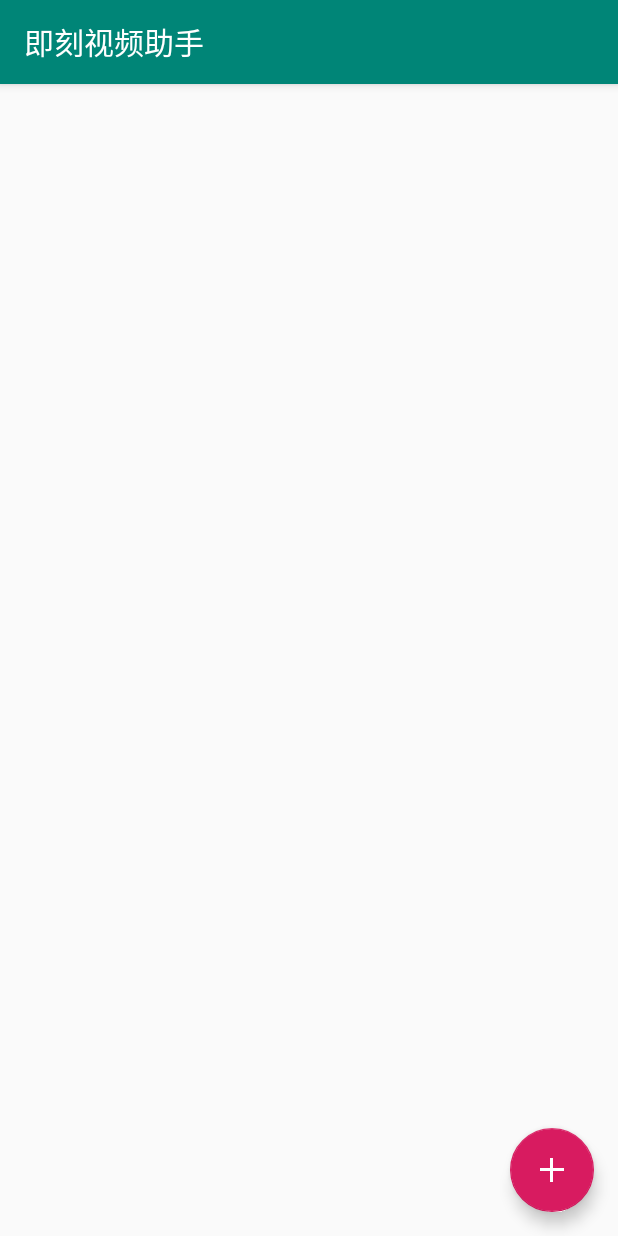
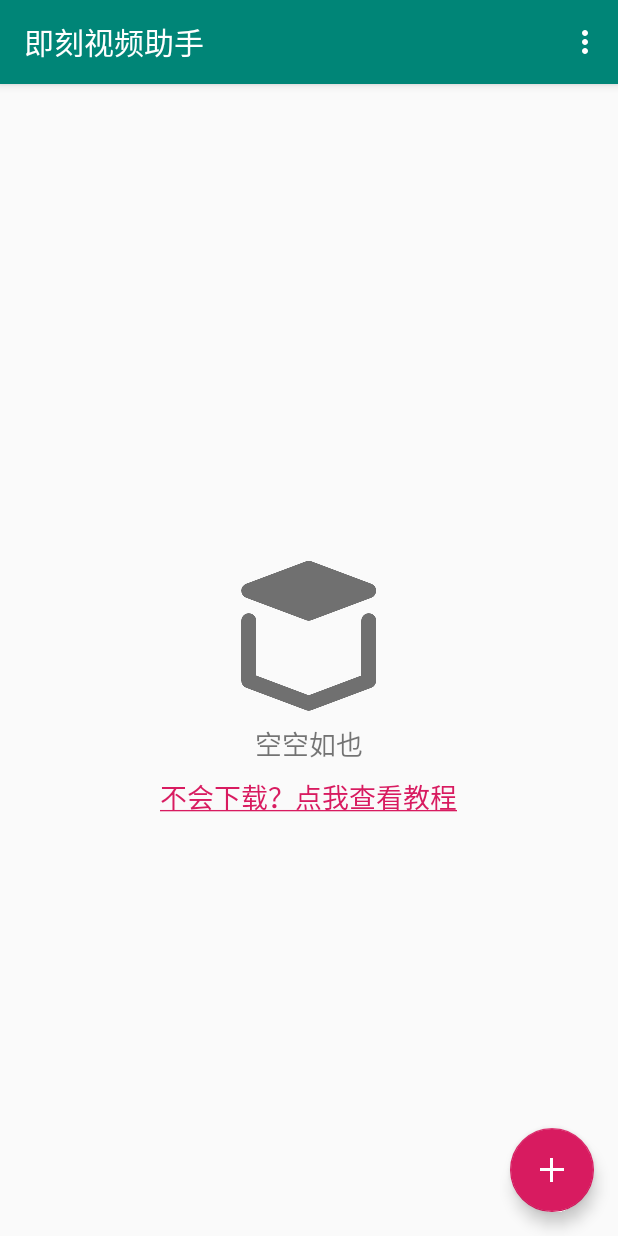
Before and after one commit to Zeahow/JikeVideoDownloader, an Android app: the screen it shows after launch (MainActivity), on a phone screen of 412 x 824 dp. Run offline under Robolectric (Android 15) with nearby library versions, the phone set to English and light mode, and no system bars.

Commit message:
增加使用教程

```diff
--- a/app/src/main/java/com/zehhow/jikevideodownloader/recyclerView/TaskAdapter.java
+++ b/app/src/main/java/com/zehhow/jikevideodownloader/recyclerView/TaskAdapter.java
@@ -25,9 +25,14 @@ import com.zehhow.jikevideodownloader.download.TaskStatus;
 import java.io.File;
 import java.util.Vector;
 
-public class TaskAdapter extends RecyclerView.Adapter<TaskAdapter.TaskViewHolder> {
+public class TaskAdapter extends RecyclerView.Adapter<RecyclerView.ViewHolder> {
     private Context context;
     private Vector<TaskBean> taskList;          // 下载任务列表
+    /**
+     * viewType--分别为item以及空view
+     */
+    private static final int VIEW_TYPE_ITEM = 0;
+    private static final int VIEW_TYPE_EMPTY = 1;
 
     private int position;
 
@@ -167,15 +172,6 @@ public class TaskAdapter extends RecyclerView.Adapter<TaskAdapter.TaskViewHolder
         downloadTask.executeOnExecutor(AsyncTask.THREAD_POOL_EXECUTOR, task);
     }
 
-    @NonNull
-    @Override
-    public TaskViewHolder onCreateViewHolder(@NonNull final ViewGroup viewGroup, int i) {
-        View view = LayoutInflater.from(viewGroup.getContext())
-                .inflate(R.layout.task_item_layout, viewGroup, false);
-
-        return new TaskViewHolder(view);
-    }
-
     /**
      * 根据传入的ViewHolder获取对应的TaskBean
      * @param viewHolder 传入的ViewHolder
@@ -186,8 +182,49 @@ public class TaskAdapter extends RecyclerView.Adapter<TaskAdapter.TaskViewHolder
         return taskList.get(position);
     }
 
+    /***
+     * 获取ItemView的视图类型
+     * @return 视图类型
+     */
     @Override
-    public void onBindViewHolder(@NonNull final TaskViewHolder viewHolder, int i) {
+    public int getItemViewType(int position) {
+        if(taskList.size() == 0) return VIEW_TYPE_EMPTY;
+        else return VIEW_TYPE_ITEM;
+    }
+
+    /**
+     * 根据不同的ViewType返回不同的ViewHolder
+     * @param viewType 视图类型
+     * @return 相应的ViewHolder
+     */
+    @NonNull
+    @Override
+    public RecyclerView.ViewHolder onCreateViewHolder(@NonNull final ViewGroup parent, int viewType) {
+        final Context context = parent.getContext();
+
+        if(viewType == VIEW_TYPE_EMPTY) {   // 空视图
+            View view = LayoutInflater.from(context).inflate(R.layout.task_item_empty_layout, parent, false);
+            // 设置单击事件
+            view.findViewById(R.id.click_me_to_show_tutorial).setOnClickListener(new View.OnClickListener() {
+                @Override
+                public void onClick(View v) {
+                    Intent intent = new Intent(Intent.ACTION_VIEW);
+                    intent.setData(Uri.parse(context.getString(R.string.tutorial_url)));
+                    context.startActivity(intent);
+                }
+            });
+            return new RecyclerView.ViewHolder(view){};
+        }
+
+        View view = LayoutInflater.from(context) .inflate(R.layout.task_item_layout, parent, false);
+        return new TaskViewHolder(view);
+    }
+
+    @Override
+    public void onBindViewHolder(@NonNull RecyclerView.ViewHolder holder, int i) {
+        if(!(holder instanceof TaskViewHolder)) return;     // 非任务项视图不进行处理
+
+        final TaskViewHolder viewHolder = (TaskViewHolder)holder;
         TaskBean task = taskList.get(i);
         viewHolder.txtName.setText(task.name);
         viewHolder.progressBar.setProgress(task.progress);
@@ -226,13 +263,20 @@ public class TaskAdapter extends RecyclerView.Adapter<TaskAdapter.TaskViewHolder
     }
 
     @Override
-    public void onViewRecycled(@NonNull TaskViewHolder viewHolder) {
-        // 取消长按事件
-        viewHolder.view.setOnLongClickListener(null);
+    public void onViewRecycled(@NonNull RecyclerView.ViewHolder holder) {
+        if(!(holder instanceof TaskViewHolder)) return;     // 非任务项视图不进行处理
+
+        TaskViewHolder viewHolder = (TaskViewHolder)holder;
+        viewHolder.view.setOnLongClickListener(null);       // 取消长按事件
     }
 
     @Override
     public int getItemCount() {
+        // 如果taskList.size()为0的话，只引入一个布局，就是emptyView
+        // 那么，这个recyclerView的itemCount为1
+        if (taskList.size() == 0) {
+            return 1;
+        }
         return taskList.size();
     }
 }
--- /dev/null
+++ b/app/src/main/res/layout/task_item_empty_layout.xml
@@ -0,0 +1,32 @@
+<?xml version="1.0" encoding="utf-8"?>
+
+    <LinearLayout xmlns:android="http://schemas.android.com/apk/res/android"
+        android:layout_width="match_parent"
+        android:layout_height="match_parent"
+        android:gravity="center"
+        android:orientation="vertical">
+
+        <ImageView
+            android:layout_width="wrap_content"
+            android:layout_height="wrap_content"
+            android:src="@drawable/empty_view"
+            android:layout_gravity="center"
+            android:contentDescription="@string/empty_view_tip" />
+
+        <TextView
+            android:layout_width="wrap_content"
+            android:layout_height="wrap_content"
+            android:text="@string/empty_view_tip"
+            android:layout_gravity="center"
+            android:textSize="18sp"
+            android:layout_margin="8sp"/>
+
+        <TextView
+            android:id="@+id/click_me_to_show_tutorial"
+            android:layout_width="wrap_content"
+            android:layout_height="wrap_content"
+            android:text="@string/click_me_to_show_tutorial"
+            android:layout_gravity="center"
+            android:textColor="@color/colorAccent"
+            android:textSize="18sp" />
+    </LinearLayout>
--- /dev/null
+++ b/app/src/main/res/menu/toolbar_menu.xml
@@ -0,0 +1,11 @@
+<?xml version="1.0" encoding="utf-8"?>
+<menu xmlns:android="http://schemas.android.com/apk/res/android">
+    <item android:id="@+id/tutorial"
+        android:title="@string/tutorial" />
+    <item android:id="@+id/feedback"
+        android:title="@string/feedback" />
+    <item android:id="@+id/donate"
+        android:title="@string/donate" />
+    <item android:id="@+id/about"
+        android:title="@string/about" />
+</menu>
--- a/app/src/main/res/values/strings.xml
+++ b/app/src/main/res/values/strings.xml
@@ -9,4 +9,13 @@
     <string name="start">开始</string>
     <string name="share_video">分享视频</string>
     <string name="delete_task">删除任务</string>
+    <string name="tutorial">使用教程</string>
+    <string name="tutorial_url">https://m.okjike.com/originalPosts/5c7ba130a73e79001881aed7</string>
+    <string name="feedback">反馈Bug与建议</string>
+    <string name="feedback_url">https://github.com/Zehhow/JikeVideoDownloader/issues</string>
+    <string name="empty_view_tip">空空如也</string>
+    <string name="click_me_to_show_tutorial"><u>不会下载？点我查看教程</u></string>
+    <string name="about">关于</string>
+    <string name="donate">捐赠</string>
+    <string name="donate_url">alipayqr://platformapi/startapp?saId=10000007&amp;qrcode=https://qr.alipay.com/fkx03586ynsqwete8sojlc5</string>
 </resources>
```
Also changed, not shown: app/src/main/java/com/zehhow/jikevideodownloader/MainActivity.java (+59 -1 lines), app/src/main/res/drawable-xxhdpi/empty_view.png (added).
